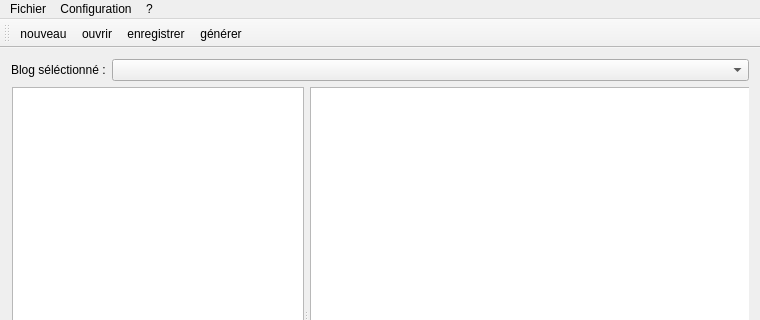
Qt form pmb-gui/mainwindow.ui (corentin38/pmb) before a commit; both pictures show x 0 to 760 and y 0 to 320 of the 760 by 584 pixel window.
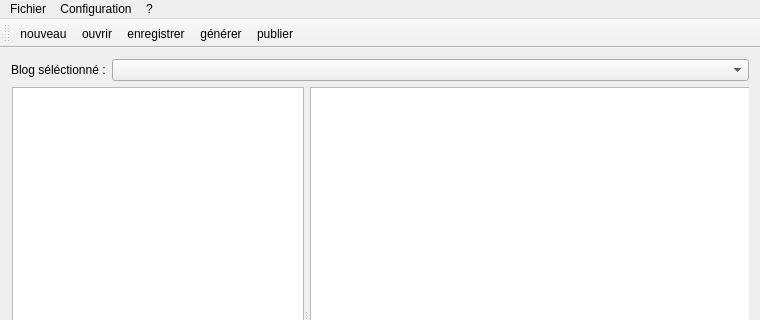
The same form after that commit. Custom widgets are drawn as their Qt base class.

What changed in the file:
```diff
--- a/pmb-gui/mainwindow.ui
+++ b/pmb-gui/mainwindow.ui
@@ -213,6 +213,7 @@
    <addaction name="actionOpen"/>
    <addaction name="actionSave"/>
    <addaction name="actionGenerate"/>
+   <addaction name="actionPublish"/>
   </widget>
   <widget class="QStatusBar" name="statusBar"/>
   <action name="actionQuit">
@@ -256,6 +257,14 @@
     <string>enregistrer</string>
    </property>
   </action>
+  <action name="actionPublish">
+   <property name="text">
+    <string>publier</string>
+   </property>
+   <property name="toolTip">
+    <string>Publier</string>
+   </property>
+  </action>
  </widget>
  <layoutdefault spacing="6" margin="11"/>
  <customwidgets>
```
Left out of the diff: 2 changed lines with no effect on the pictures.
